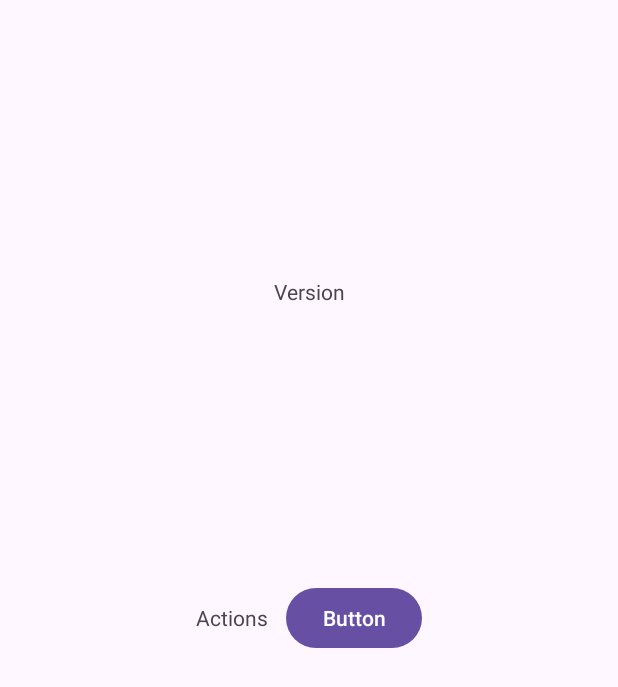
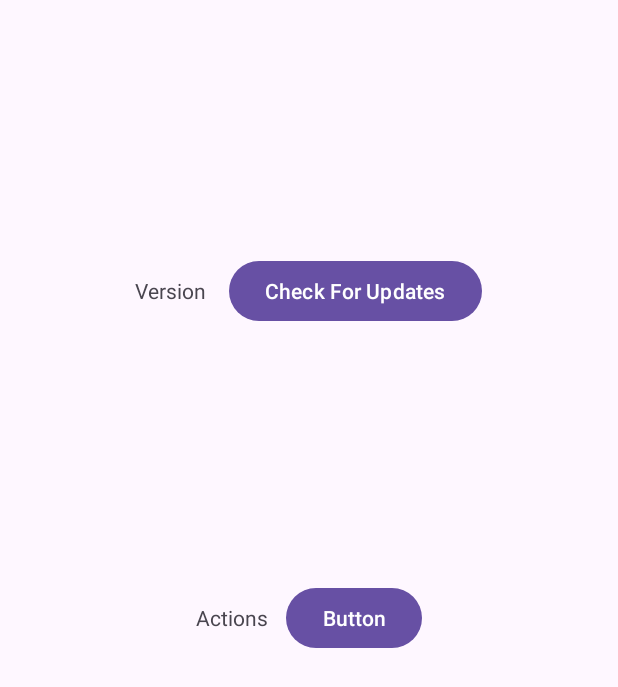
Before and after one commit to Cookie-Cracker/AndroidActionsApp, an Android app: the screen it shows after launch (MainActivity), on a phone screen of 412 x 824 dp. Shown: the top 687 px of the screen. Run offline under Robolectric (Android 15) with nearby library versions, the phone set to English and light mode, and no system bars.

```diff
--- a/app/src/main/AndroidManifest.xml
+++ b/app/src/main/AndroidManifest.xml
@@ -4,6 +4,7 @@
     android:versionCode="1"
     android:versionName="1.0">
 
+    <uses-permission android:name="android.permission.INTERNET" />
 
     <application
         android:allowBackup="true"
--- /dev/null
+++ b/app/src/main/java/com/aforteza/androidactionsapp/GitHubApi.java
@@ -0,0 +1,13 @@
+package com.aforteza.androidactionsapp;
+
+import retrofit2.Call;
+import retrofit2.http.GET;
+import retrofit2.http.Path;
+
+public interface GitHubApi {
+    @GET("/repos/{owner}/{repo}/releases/latest")
+    Call<ReleaseResponse> getLatestRelease(
+            @Path("owner") String owner,
+            @Path("repo") String repo
+    );
+}
--- a/app/src/main/res/layout/activity_main.xml
+++ b/app/src/main/res/layout/activity_main.xml
@@ -34,14 +34,34 @@
             android:text="@string/button" />
     </LinearLayout>
 
-    <TextView
-        android:id="@+id/textView"
-        android:layout_width="wrap_content"
+    <LinearLayout
+        android:layout_width="match_parent"
         android:layout_height="wrap_content"
-        android:text="@string/version"
+        android:gravity="center"
         app:layout_constraintBottom_toTopOf="@+id/linearLayout"
         app:layout_constraintEnd_toEndOf="parent"
         app:layout_constraintStart_toStartOf="parent"
-        app:layout_constraintTop_toTopOf="parent" />
+        app:layout_constraintTop_toTopOf="parent">
+
+        <TextView
+            android:id="@+id/textView"
+            android:layout_width="wrap_content"
+            android:layout_height="wrap_content"
+            android:text="@string/version"
+            app:layout_constraintBottom_toTopOf="@+id/linearLayout"
+            app:layout_constraintEnd_toEndOf="parent"
+            app:layout_constraintStart_toStartOf="parent"
+            app:layout_constraintTop_toTopOf="parent" />
+
+        <Space
+            android:layout_width="15dp"
+            android:layout_height="match_parent" />
+
+        <Button
+            android:id="@+id/btnCheckForUpdates"
+            android:layout_width="wrap_content"
+            android:layout_height="wrap_content"
+            android:text="Check For Updates" />
+    </LinearLayout>
 
 </androidx.constraintlayout.widget.ConstraintLayout>
```
Also changed, not shown: app/build.gradle (+8 -0 lines), app/src/main/java/com/aforteza/androidactionsapp/MainActivity.java (+127 -0 lines), app/src/main/java/com/aforteza/androidactionsapp/ReleaseResponse.java (added, +39 -0 lines).
